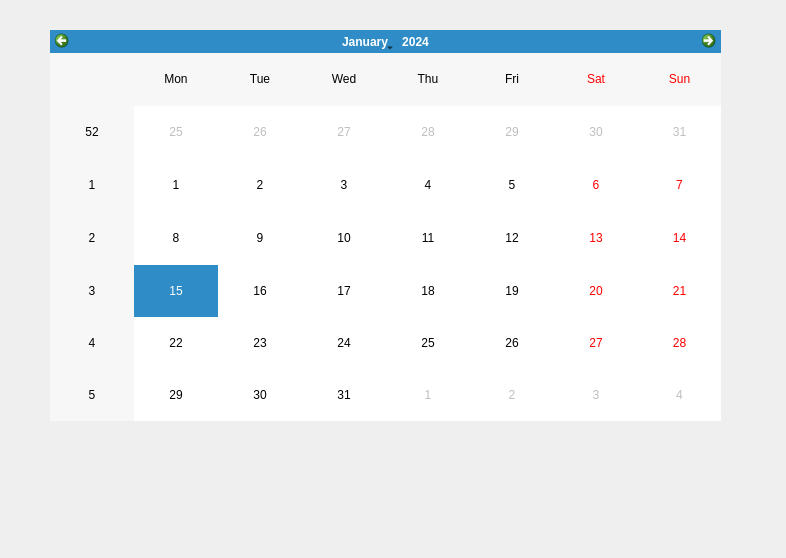
Qt form calendrier.ui (yasminechahbani/SmartTvChannelManagement) before a commit.
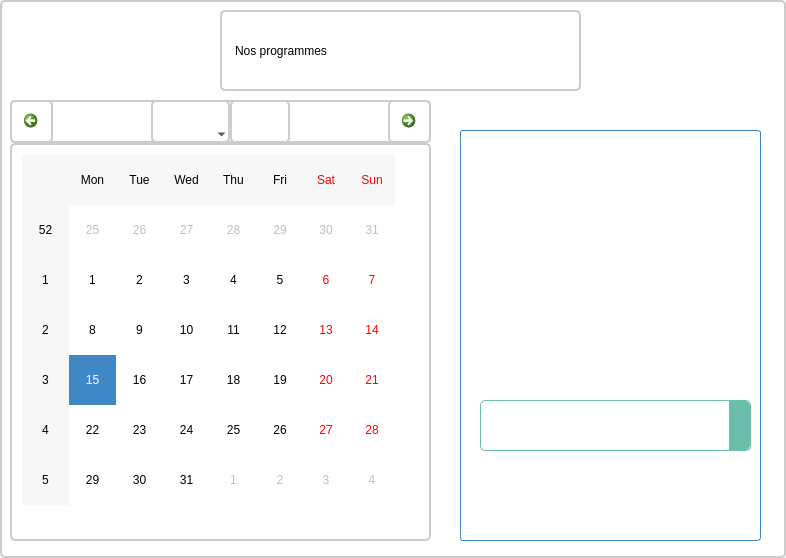
The same form after that commit. Icons and pictures are not drawn.

```diff
--- a/calendrier.ui
+++ b/calendrier.ui
@@ -13,14 +13,127 @@
   <property name="windowTitle">
    <string>Form</string>
   </property>
+  <property name="styleSheet">
+   <string notr="true">QWidget {
+    background-color: #ffffff;
+    border: 2px solid #ccc;
+    border-radius: 5px;
+    padding: 10px;
+}
+</string>
+  </property>
   <widget class="QCalendarWidget" name="calendarWidget">
    <property name="geometry">
     <rect>
-     <x>50</x>
-     <y>30</y>
-     <width>671</width>
-     <height>391</height>
+     <x>10</x>
+     <y>100</y>
+     <width>421</width>
+     <height>441</height>
     </rect>
+   </property>
+   <property name="styleSheet">
+    <string notr="true">QCalendarWidget {
+    background-color: #3F88C5; /* Couleur de fond */
+    border: 2px solid #aaa; /* Bordure */
+    border-radius: 8px; /* Coins arrondis */
+    padding: 10px; /* Espace intérieur */
+    color: #333; /* Couleur du texte */
+}
+
+QCalendarWidget QAbstractItemView:enabled {
+    selection-background-color: #3F88C5; /* Couleur de fond de la sélection */
+    selection-color: #ffffff; /* Couleur du texte de la sélection */
+}
+</string>
+   </property>
+  </widget>
+  <widget class="QTextEdit" name="notesTextEdit">
+   <property name="geometry">
+    <rect>
+     <x>460</x>
+     <y>130</y>
+     <width>301</width>
+     <height>411</height>
+    </rect>
+   </property>
+   <property name="styleSheet">
+    <string notr="true">QTextEdit {
+    background-color: white; /* Couleur de fond */
+    border: 1px solid #3F88C5; /* Bordure */
+    border-radius: 3px;
+    padding: 5px;
+    color: black; /* Couleur du texte */
+}
+</string>
+   </property>
+  </widget>
+  <widget class="QComboBox" name="categoryComboBox">
+   <property name="geometry">
+    <rect>
+     <x>480</x>
+     <y>400</y>
+     <width>271</width>
+     <height>51</height>
+    </rect>
+   </property>
+   <property name="styleSheet">
+    <string notr="true">QComboBox {
+    border: 1px solid rgb(107, 189, 171); /* Bordure */
+    border-radius: 5px; /* Coins arrondis */
+    padding: 5px; /* Espacement du texte */
+    min-width: 100px; /* Largeur minimale */
+    background-color: #fff; /* Couleur de fond */
+    font-size: 12px; /* Taille de la police */
+    color: #333; /* Couleur du texte */
+}
+
+QComboBox::drop-down {
+    border: none; /* Supprimer la bordure de la flèche */
+    subcontrol-origin: padding;
+    subcontrol-position: right;
+    width: 20px; /* Largeur de la flèche */
+    border-left-width: 1px;
+    border-left-color: rgb(107, 189, 171); /* Couleur de bordure de la flèche */
+    border-left-style: solid;
+    border-top-right-radius: 5px; /* Coins arrondis de la flèche */
+    border-bottom-right-radius: 5px; /* Coins arrondis de la flèche */
+    background: rgb(107, 189, 171); /* Couleur de fond de la flèche */
+}
+
+QComboBox::down-arrow {
+    width: 10px; /* Largeur de la flèche */
+    height: 10px; /* Hauteur de la flèche */
+    border-image: none; /* Supprimer toute image */
+    background-color: transparent; /* Fond transparent */
+    image: url(); /* Supprimer toute image */
+    border: none; /* Supprimer la bordure */
+}
+
+QComboBox::down-arrow:hover {
+    background-color: rgba(107, 189, 171, 0.7); /* Couleur de fond au survol */
+}
+
+QComboBox::down-arrow:pressed {
+    background-color: rgba(107, 189, 171, 0.9); /* Couleur de fond lorsqu'appuyé */
+}
+</string>
+   </property>
+  </widget>
+  <widget class="QLabel" name="label">
+   <property name="geometry">
+    <rect>
+     <x>220</x>
+     <y>10</y>
+     <width>361</width>
+     <height>81</height>
+    </rect>
+   </property>
+   <property name="styleSheet">
+    <string notr="true">font: 28pt &quot;MS Shell Dlg 2&quot;;
+font: 75 26pt &quot;MS Shell Dlg 2&quot;;</string>
+   </property>
+   <property name="text">
+    <string>Nos programmes</string>
    </property>
   </widget>
  </widget>
```
